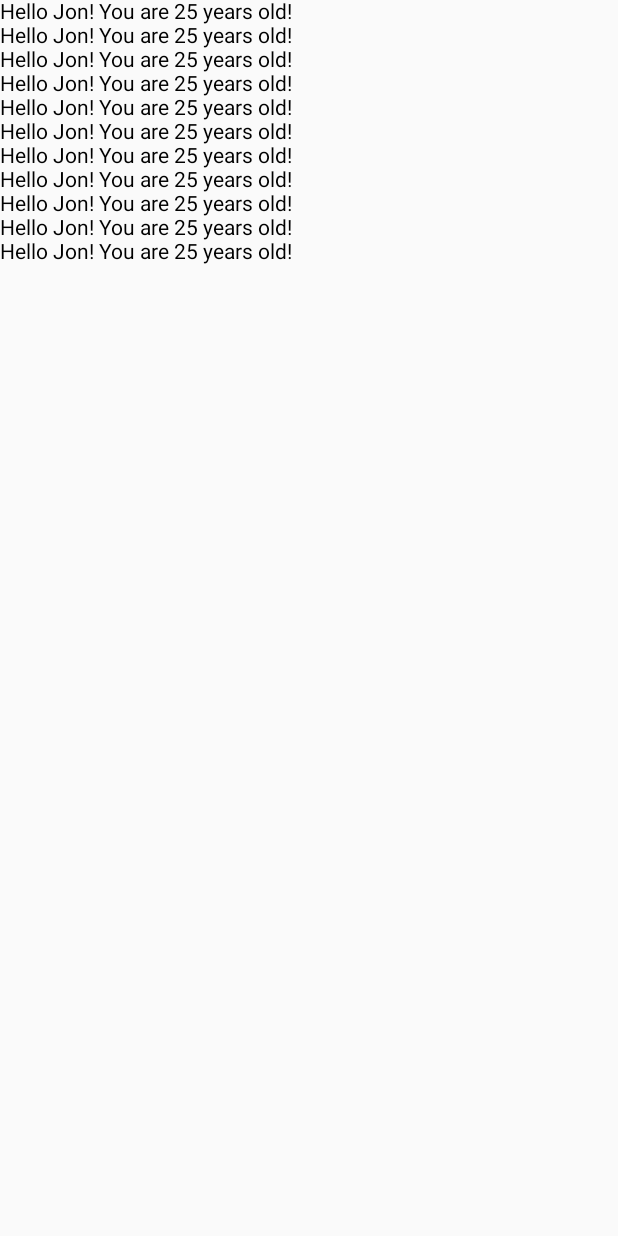
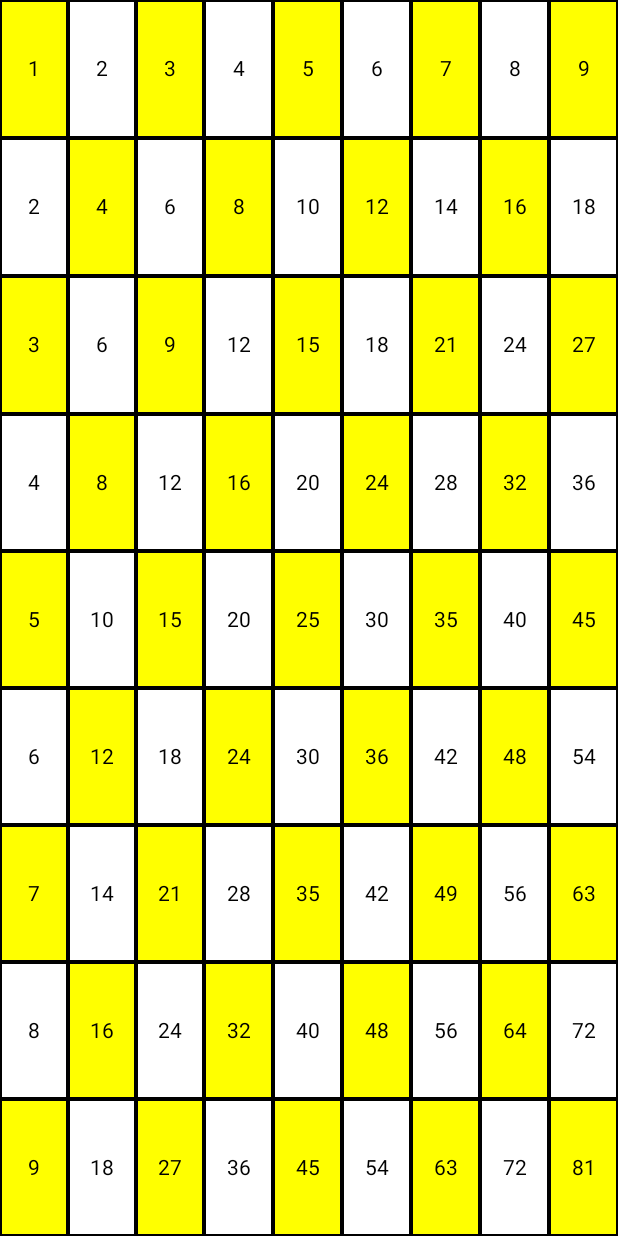
Before and after one commit to VBulat74/FirstComposeProject, an Android app built with Jetpack Compose: the screen it shows after launch (MainActivity), on a phone screen of 412 x 824 dp. Run offline under Robolectric (Android 15) with nearby library versions, the phone set to English and light mode, and no system bars.

Commit message:
Lesson 2.3

```diff
--- a/app/src/main/java/ru/com/vbulat/firstcomposeproject/MainActivity.kt
+++ b/app/src/main/java/ru/com/vbulat/firstcomposeproject/MainActivity.kt
@@ -3,33 +3,65 @@ package ru.com.vbulat.firstcomposeproject
 import android.os.Bundle
 import androidx.activity.ComponentActivity
 import androidx.activity.compose.setContent
+import androidx.compose.foundation.background
+import androidx.compose.foundation.border
+import androidx.compose.foundation.layout.Box
 import androidx.compose.foundation.layout.Column
+import androidx.compose.foundation.layout.Row
+import androidx.compose.foundation.layout.fillMaxHeight
+import androidx.compose.foundation.layout.fillMaxSize
+import androidx.compose.foundation.layout.fillMaxWidth
 import androidx.compose.material3.Text
 import androidx.compose.runtime.Composable
+import androidx.compose.ui.Alignment
+import androidx.compose.ui.Modifier
+import androidx.compose.ui.graphics.Color
 import androidx.compose.ui.tooling.preview.Preview
+import androidx.compose.ui.unit.dp
 
 class MainActivity : ComponentActivity() {
     override fun onCreate(savedInstanceState: Bundle?) {
         super.onCreate(savedInstanceState)
         setContent {
-            UserInfo(name = "Jon", age = "25")
+            TimesTable()
         }
     }
 }
 
 @Composable
-fun UserInfo(name: String, age:String){
-    Column {
-        for (i in 0..10)
-            Text(text = "Hello $name! You are $age years old!")
+private fun TimesTable() {
+    Column (
+        modifier = Modifier
+            .fillMaxSize()
+    ) {
+        for (i in 1 .. 9)
+            Row (
+                modifier = Modifier
+                    .fillMaxWidth()
+                    .weight(1f)
+            ) {
+                for (j in 1..9) {
+                    val color = if ((i+j) % 2 == 0) {Color.Yellow} else {Color.White}
+                    Box(
+                        modifier = Modifier
+                            .fillMaxHeight()
+                            .weight(1f)
+                            .border(
+                                width = 1.dp,
+                                color = Color.Black
+                            )
+                            .background(color = color),
+                        contentAlignment = Alignment.Center
+                    ) {
+                        Text(text = "${i * j}")
+                    }
+                }
+            }
     }
 }
 
-@Preview(
-    showBackground = true,
-    showSystemUi = true,
-)
+@Preview(showSystemUi = true)
 @Composable
-fun UserInfoPreview() {
-    UserInfo(name = "Jon", age = "25")
+private fun TimesTablePrewiew() {
+    TimesTable()
 }
```
